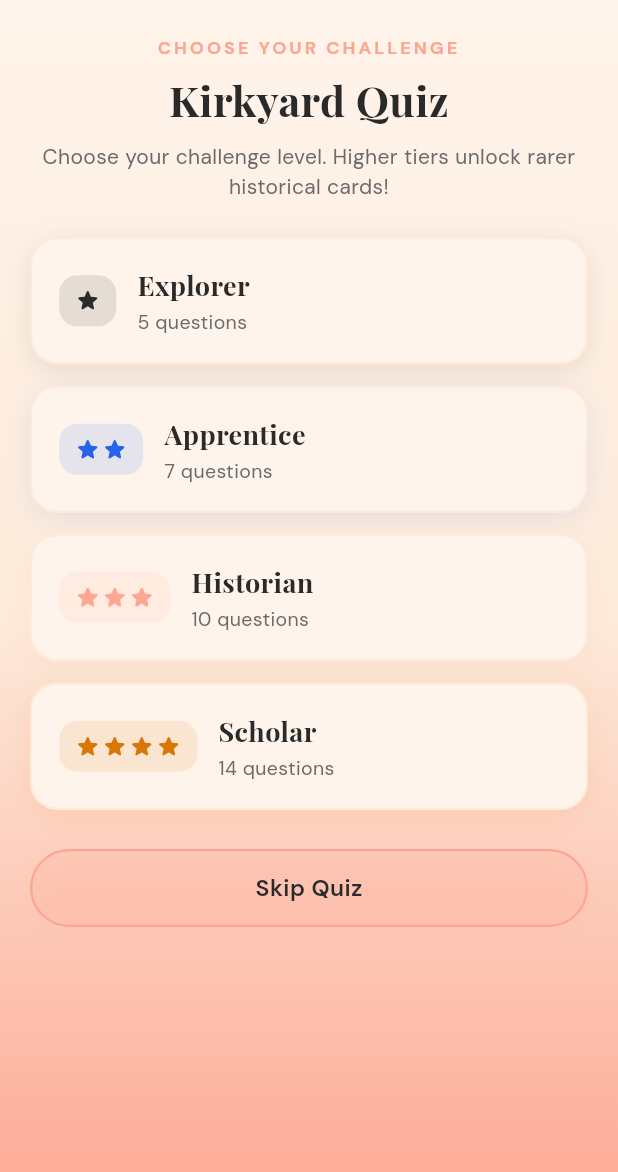
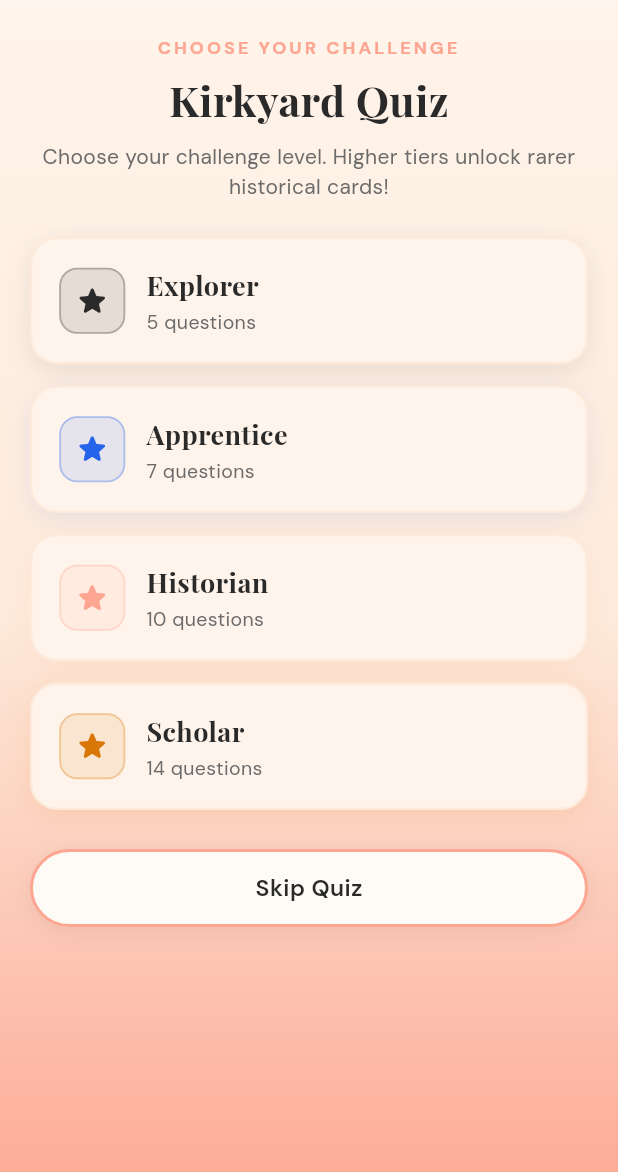
Before and after one commit to Asherbinyy/cityloom-prototype, a Flutter app: the QuizScreen screen opened directly, on a phone screen of 412 x 824 dp. Shown: the top 1172 px of the screen. Run offline on Flutter 3.47's test engine with Material 3 defaults, Android fonts, the phone set to English and light mode, and no system bars; our stand-ins replace audioplayers, flutter_animate, google_fonts, shared_preferences; missing offline and left inert: dart:js_interop; accounts and stored records are empty; project files that could hold a hidden picture were left out.

Commit message:
fix: fillGap answer evaluation, card unlock dialog on results, uniform difficulty badges, secondary button contrast, hero animations, and splash auto-dismiss

```diff
--- a/lib/screens/library_screen.dart
+++ b/lib/screens/library_screen.dart
@@ -35,6 +35,8 @@ class _LibraryScreenState extends State<LibraryScreen> {
         children: [
           // Header (matching HTML Screenshot 1)
           Center(
+            child: Hero(
+              tag: 'top_library_icon',
               child: Image.asset(
                 'assets/images/library_icon.png',
                 width: 58,
@@ -44,6 +46,7 @@ class _LibraryScreenState extends State<LibraryScreen> {
                   Icons.auto_stories_rounded,
                   size: 46,
                   color: AppColors.coral,
+                ),
               ),
             ),
           )
--- a/lib/screens/quiz_screen.dart
+++ b/lib/screens/quiz_screen.dart
@@ -200,20 +200,29 @@ class _QuizScreenState extends State<QuizScreen> {
                     child: Row(
                       children: [
                         Container(
-                          padding: const EdgeInsets.symmetric(horizontal: 10, vertical: 8),
+                          width: 44,
+                          height: 44,
                           decoration: BoxDecoration(
-                            color: accentColor.withValues(alpha: 0.12),
+                            color: isPerfect
+                                ? const Color(0xFFE8F8EA)
+                                : accentColor.withValues(alpha: 0.12),
                             borderRadius: BorderRadius.circular(12),
+                            border: Border.all(
+                              color: isPerfect
+                                  ? const Color(0xFF6BCB77)
+                                  : accentColor.withValues(alpha: 0.3),
+                              width: 1.2,
+                            ),
                           ),
-                          child: Row(
-                            mainAxisSize: MainAxisSize.min,
-                            children: List.generate(
-                              diff.index + 1,
-                              (sIdx) => Icon(
-                                Icons.star_rounded,
-                                color: isPerfect ? const Color(0xFFE5A93B) : accentColor,
-                                size: 18,
-                              ),
+                          child: Center(
+                            child: Icon(
+                              isPerfect
+                                  ? Icons.workspace_premium_rounded
+                                  : Icons.star_rounded,
+                              color: isPerfect
+                                  ? const Color(0xFF2D7A36)
+                                  : accentColor,
+                              size: 24,
                             ),
                           ),
                         ),
@@ -871,6 +880,10 @@ class _QuizScreenState extends State<QuizScreen> {
   // --- Fill Gap Single with Deselect and Confirm ---
   Widget _buildFillGapSingle(QuizQuestion q, AppState appState) {
     final blankText = _selectedFillGapOption ?? '[_____]';
+    final correctStr = (q.correct is int)
+        ? q.options[q.correct as int]
+        : q.correct.toString();
+
     return Column(
       crossAxisAlignment: CrossAxisAlignment.start,
       children: [
@@ -899,7 +912,7 @@ class _QuizScreenState extends State<QuizScreen> {
           runSpacing: 10,
           children: q.options.map((opt) {
             final isSelected = _selectedFillGapOption == opt;
-            final isCorrectOption = opt == q.correct;
+            final isCorrectOption = opt == correctStr;
 
             Color bgColor = isSelected ? AppColors.cream : const Color(0xFFFEFAF6);
             Color borderColor = isSelected ? AppColors.coral : AppColors.blush;
@@ -961,7 +974,7 @@ class _QuizScreenState extends State<QuizScreen> {
             onPressed: _selectedFillGapOption == null
                 ? null
                 : () {
-                    final isCorrect = _selectedFillGapOption == q.correct;
+                    final isCorrect = _selectedFillGapOption == correctStr;
                     if (isCorrect) {
                       SoundService.playCorrect();
                     } else {
@@ -1308,13 +1321,14 @@ class _QuizScreenState extends State<QuizScreen> {
     );
   }
 
-  // ================= 4. RESULTS VIEW =================
+  // ================= 3. RESULTS VIEW =================
   Widget _buildResultsView(BuildContext context, AppState appState) {
-    final level = QuizData.levels[appState.selectedDifficulty]!;
+    final diff = appState.selectedDifficulty ?? QuizDifficulty.explorer;
+    final level = QuizData.levels[diff]!;
     final totalQ = level.questions.length;
     final isPerfect = _score == totalQ;
 
-    // Check newly unlocked cards sequentially
+    // Check & trigger card unlock modals
     _checkCardUnlocks(context, appState);
 
     return AppScaffold(
--- a/lib/screens/survey_screen.dart
+++ b/lib/screens/survey_screen.dart
@@ -74,12 +74,12 @@ class SurveyScreen extends StatelessWidget {
           Container(
             padding: const EdgeInsets.all(22),
             decoration: BoxDecoration(
-              color: Colors.white,
+              color: const Color(0xFFFEFAF6),
               borderRadius: BorderRadius.circular(20),
               border: Border.all(color: AppColors.blush),
               boxShadow: [
                 BoxShadow(
-                  color: AppColors.coral.withValues(alpha: 0.1),
+                  color: Colors.black.withValues(alpha: 0.05),
                   blurRadius: 16,
                   offset: const Offset(0, 4),
                 ),
--- a/lib/widgets/app_scaffold.dart
+++ b/lib/widgets/app_scaffold.dart
@@ -171,7 +171,9 @@ class AppScaffold extends StatelessWidget {
                     mainAxisSize: MainAxisSize.min,
                     crossAxisAlignment: CrossAxisAlignment.center,
                     children: [
-                      Image.asset(
+                      Hero(
+                        tag: 'top_library_icon',
+                        child: Image.asset(
                           'assets/images/library_icon.png',
                           width: 24,
                           height: 20,
@@ -180,6 +182,7 @@ class AppScaffold extends StatelessWidget {
                             Icons.collections_bookmark_rounded,
                             size: 16,
                             color: AppColors.coral,
+                          ),
                         ),
                       ),
                       const SizedBox(width: 5),
--- a/lib/widgets/primary_button.dart
+++ b/lib/widgets/primary_button.dart
@@ -34,7 +34,7 @@ class PrimaryButton extends StatelessWidget {
       height: height,
       decoration: BoxDecoration(
         color: isSecondary
-            ? const Color(0xFFFDA692).withValues(alpha: 0.16)
+            ? const Color(0xFFFEFAF6)
             : (isEnabled
                 ? AppColors.coral
                 : AppColors.coral.withValues(alpha: 0.5)),
@@ -43,13 +43,13 @@ class PrimaryButton extends StatelessWidget {
           color: isSecondary
               ? AppColors.coral
               : (isEnabled ? AppColors.coral : Colors.transparent),
-          width: 1.5,
+          width: 2.0,
         ),
         boxShadow: isEnabled
             ? [
                 BoxShadow(
                   color: isSecondary
-                      ? AppColors.coral.withValues(alpha: 0.12)
+                      ? Colors.black.withValues(alpha: 0.06)
                       : AppColors.coral.withValues(alpha: 0.38),
                   blurRadius: 12,
                   offset: const Offset(0, 3),
```
Also changed, not shown: lib/data/tour_data.dart (+9 -9 lines), docs/assets/fonts/MaterialIcons-Regular.otf, 6 other files. Lines whose indentation alone changed are shown as unchanged.
